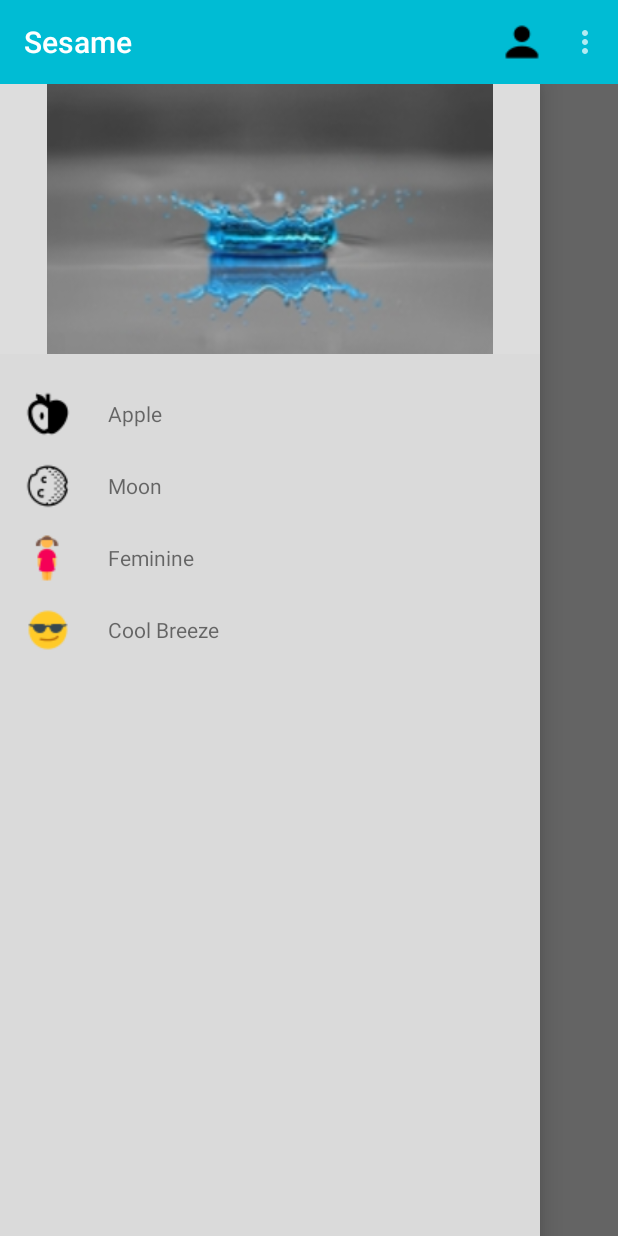
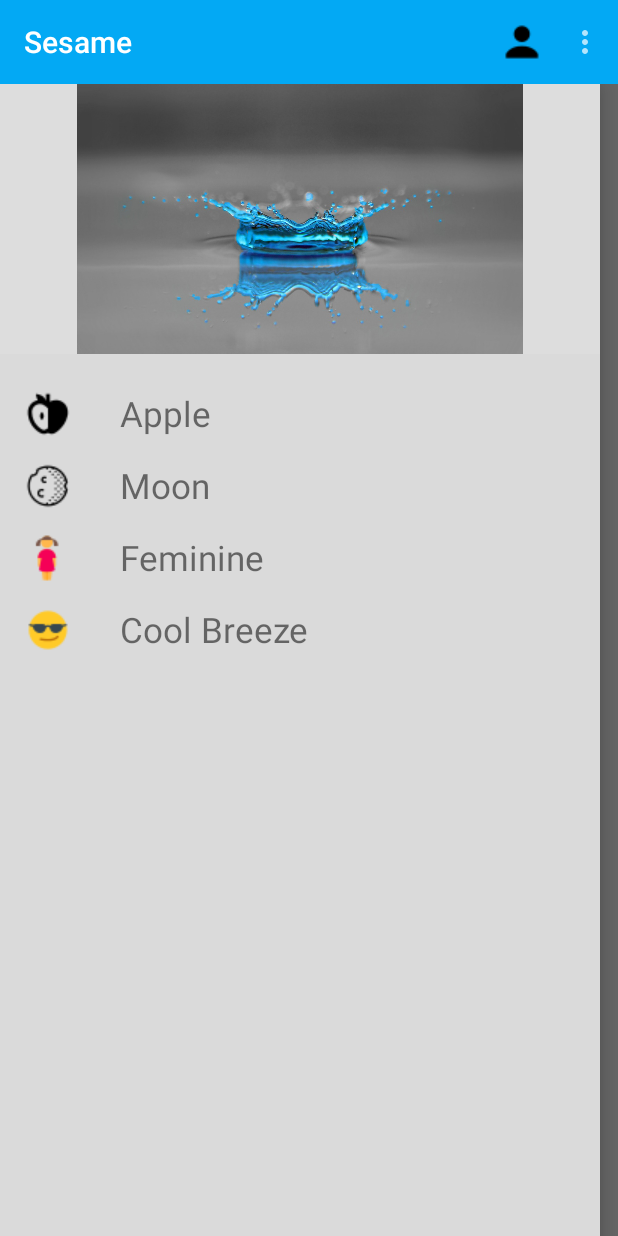
Before and after one commit to serence/Serence, an Android app: the screen it shows after launch (MainActivity), on a phone screen of 412 x 824 dp. Run offline under Robolectric (Android 15) with nearby library versions, the phone set to English and light mode, and no system bars; 2 statements that could not run were skipped.

Commit message:
changed app color scheme

```diff
--- a/app/src/main/java/org/nganga/sesame/RecyclerAdapter.java
+++ b/app/src/main/java/org/nganga/sesame/RecyclerAdapter.java
@@ -38,7 +38,7 @@ public class RecyclerAdapter extends RecyclerView.Adapter<RecyclerAdapter.MyView
     @Override
     public MyViewHolder onCreateViewHolder(ViewGroup parent, int viewType) {
 
-        View view = inflater.inflate(R.layout.custom_row, parent, false);  //Inflate view elements from root custom xml
+        View view = inflater.inflate(R.layout.custom_row, parent, false);  //Inflate view elements in root custom xml
         MyViewHolder holder = new MyViewHolder(view);   //custom viewholder used to reuse view components.
         return holder;
     }
--- a/app/src/main/res/layout/custom_row.xml
+++ b/app/src/main/res/layout/custom_row.xml
@@ -18,8 +18,9 @@
         android:layout_width="wrap_content"
         android:layout_height="wrap_content"
         android:layout_gravity="center_vertical"
+        android:textSize="23sp"
         android:id="@+id/listText"
-        android:layout_marginLeft="72dp"
+        android:layout_marginLeft="80dp"
         android:layout_centerVertical="true"
         android:text="Lorem Ipsum"/>
 
--- a/app/src/main/res/values/color.xml
+++ b/app/src/main/res/values/color.xml
@@ -1,8 +1,13 @@
 <?xml version="1.0" encoding="utf-8"?>
 <resources>
-    <color name="primaryColor">#00bcd4</color>
-    <color name="primaryDarkColor">#006064</color>
-    <color name="accentColor">#e91e63</color>
+    <color name="primaryColor">#03a9f4</color>
+    <color name="primaryDarkColor">#0288d1</color>
+    <color name="accentColor">#ff4081</color>
+    <color name="lightprimaryColor">#b3e5fc</color>
+    <color name="textIcons">#ffffff</color>
+    <color name="primaryText">#212121</color>
+    <color name="secondaryText">#727272</color>
+    <color name="dividerColor">#b6b6b6</color>
 
 
 
--- a/app/src/main/res/values/dimens.xml
+++ b/app/src/main/res/values/dimens.xml
@@ -2,5 +2,5 @@
     <!-- Default screen margins, per the Android Design guidelines. -->
     <dimen name="activity_horizontal_margin">16dp</dimen>
     <dimen name="activity_vertical_margin">16dp</dimen>
-    <dimen name="nav_drawer_width">360dp</dimen>
+    <dimen name="nav_drawer_width">400dp</dimen>
 </resources>
--- a/app/src/main/res/values/styles.xml
+++ b/app/src/main/res/values/styles.xml
@@ -14,6 +14,13 @@
         <item name="android:colorAccent">@color/accentColor</item>
 
 
+        <item name="android:colorControlHighlight">@color/lightprimaryColor</item>
+
+        <item name="android:windowBackground">@color/textIcons</item>
+
+
+
+
     </style>
 
 
```
Also changed, not shown: app/src/main/res/drawable/drop.jpg.
